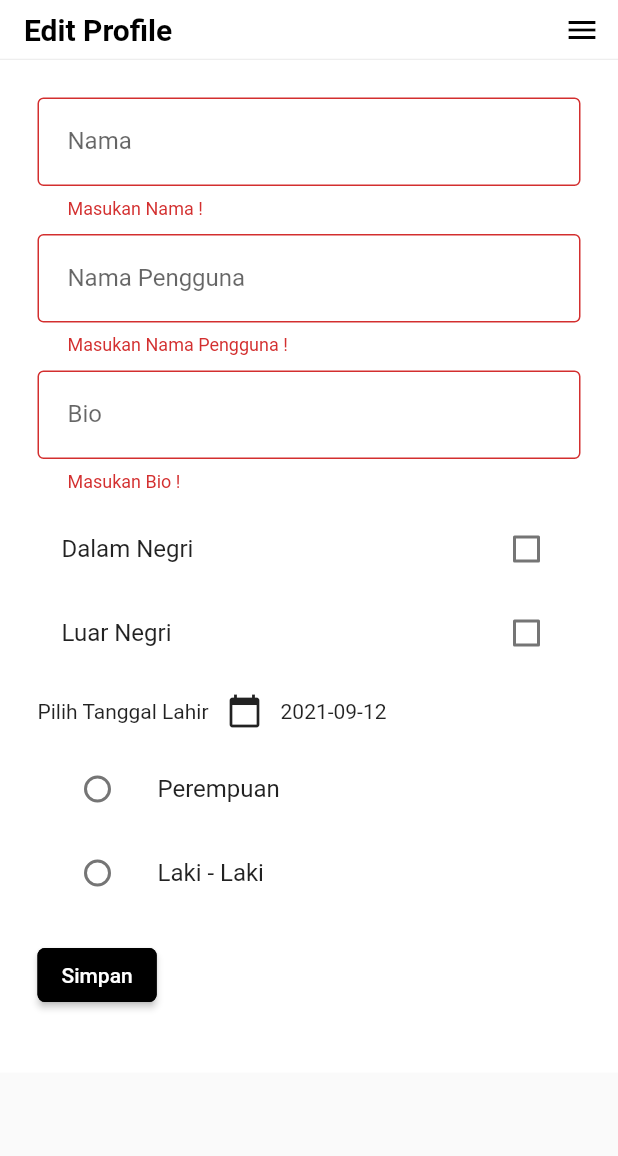
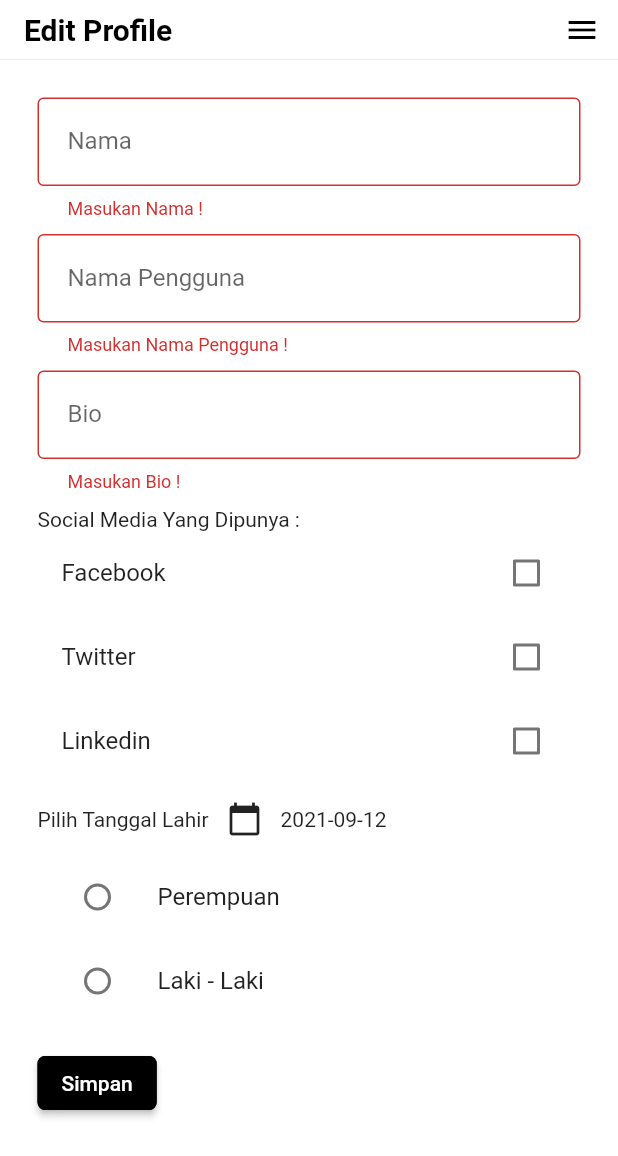
Before and after one commit to rafliandi13/MBKMSIFLUTTER, a Flutter app: the screen it shows after launch, after a tap on "Simpan", on a phone screen of 412 x 824 dp. Shown: the top 1156 px of the screen. Run offline on Flutter 3.47's test engine with Material 2 defaults, Android fonts, the phone set to English and light mode, and no system bars.

Commit message:
Penambahan Validation di CheckBox dan RadioButton

```diff
--- a/Tugas3/flutter_testapp/lib/screens/edit_profile_screen.dart
+++ b/Tugas3/flutter_testapp/lib/screens/edit_profile_screen.dart
@@ -8,26 +8,21 @@ enum SingingCharacter { lakilaki, perempuan }
 class _EditProfileScreenState extends State<EditProfile> {
   final GlobalKey<FormState> _formKey = GlobalKey<FormState>();
   bool isChecked = false;
-  bool dalamnegri = false;
-  bool luarnegri = false;
-
+  bool Facebook = false;
+  bool Twitter = false;
+  bool Linkedin = false;
   SingingCharacter? _character ;
   final Controller2 = TextEditingController();
   final Controller1 = TextEditingController();
   final Controller3 = TextEditingController();
-  int _counter = 0;
+  String? media;
   var formatter = new DateFormat('yyyy-MM-dd');
   DateTime fromDate =
   DateTime(DateTime.now().year, DateTime.now().month, DateTime.now().day);
   DateTime toDate =
   DateTime(DateTime.now().year, DateTime.now().month, DateTime.now().day);
-
-  void _incrementCounter() {
-    setState(() {
-      _counter++;
-    });
-  }
-
+  bool showErrorMessage = false;
+  bool showErrorMessageRadioButton = false;
   Future<DateTime> selectDate(BuildContext context, DateTime _date) async {
     final DateTime? picked = await showDatePicker(
       context: context,
@@ -137,29 +132,48 @@ class _EditProfileScreenState extends State<EditProfile> {
                               return null;
                             },
                           ),
+                          SizedBox(height: 10),
+                          Text("Social Media Yang Dipunya : "),
+                          CheckboxListTile(
+                            title: Text('Facebook'),
+                            value: Facebook,
+                            onChanged: (bool? value) {
+                              setState(() {
+                                Facebook = value!;
+                              });
+                            },
+                          ),
+                          CheckboxListTile(
+                            title: Text('Twitter'),
+                            value: Twitter,
+                            onChanged: (bool? value) {
+                              setState(() {
+                                Twitter = value!;
+                              });
+                            },
+                          ),
+                          CheckboxListTile(
+                            title: Text('Linkedin'),
+                            value: Linkedin,
+                            onChanged: (bool? value) {
+                              setState(() {
+                                Linkedin = value!;
+                              });
+                            },
+                          ),
+                          showErrorMessage ?
+                          Container(
+                              child: Padding(
+                                  padding: EdgeInsets.all(10.0),
+                                  child: Text('Pilih CheckBox!',style: TextStyle(color: Colors.red),)
+                              )
+                          )
+                              : Container(),
                         ],
                       )
                   ),
 
-                  SizedBox(height: 10),
-                  CheckboxListTile(
-                    title: Text('Dalam Negri'),
-                    value: dalamnegri,
-                    onChanged: (bool? value) {
-                      setState(() {
-                        dalamnegri = value!;
-                      });
-                    },
-                  ),
-                  CheckboxListTile(
-                    title: Text('Luar Negri'),
-                    value: luarnegri,
-                    onChanged: (bool? value) {
-                      setState(() {
-                        luarnegri = value!;
-                      });
-                    },
-                  ),
+
                   Row(
                     mainAxisAlignment: MainAxisAlignment.start,
                     children: [
@@ -195,6 +209,14 @@ class _EditProfileScreenState extends State<EditProfile> {
                       },
                     ),
                   ),
+                  showErrorMessageRadioButton ?
+                  Container(
+                      child: Padding(
+                          padding: EdgeInsets.all(10.0),
+                          child: Text('Pilih Salah Satu !',style: TextStyle(color: Colors.red),)
+                      )
+                  )
+                      : Container(),
                   Padding(
                     padding: const EdgeInsets.symmetric(vertical: 16.0),
                     child: ElevatedButton(
@@ -208,7 +230,7 @@ class _EditProfileScreenState extends State<EditProfile> {
                       onPressed: () {
                         // Validate will return true if the form is valid, or false if
                         // the form is invalid.
-                        String? media;
+
                         switch (_character) {
                           case SingingCharacter.lakilaki:
                             media = 'Laki - Laki';
@@ -219,6 +241,16 @@ class _EditProfileScreenState extends State<EditProfile> {
                         }
                         if (_formKey.currentState!.validate()) {
                           // Process data.
+                          if ( (Facebook != true && Twitter != true && Linkedin != true)){
+                            setState(() => showErrorMessage = true);
+                          }
+                          else if(media == null){
+                            setState(() => showErrorMessageRadioButton = true);
+                            setState(() => showErrorMessage = false);
+                          }
+                          else{
+                            setState(() => showErrorMessageRadioButton = false);
+                            setState(() => showErrorMessage = false);
                             showDialog(
                               context: context,
                               builder: (context) {
@@ -227,8 +259,9 @@ class _EditProfileScreenState extends State<EditProfile> {
                                   // TextEditingController.
                                   title: const Text('Apakah Anda Ingin Menyimpan Data ?'),
                                   content: Text('Nama : ' + Controller1.text+'\n' + 'Nama Pengguna: ' + Controller2.text +'\n'
-                                    'Bio : ' + Controller1.text + '\n'+ (dalamnegri ? 'Dalam Negri\n' : '') + (luarnegri ? 'Luar Negri\n' : '') +
-                                    'Tanggal Lahir : ' +'${formatter.format(fromDate)}\n' +
+                                      'Bio : ' + Controller1.text + '\n'+ 'Social Media : '+(Facebook ? 'Facebook' : '') + (Twitter ? ',Twitter' : '') +
+                                      (Linkedin ? ',Linkedin' : '') +
+                                      '\nTanggal Lahir : ' +'${formatter.format(fromDate)}\n' +
                                       'Gender : ' + media!
                                   ),
                                   actions: [
@@ -244,6 +277,8 @@ class _EditProfileScreenState extends State<EditProfile> {
                                 );
                               },
                             );
+                          }
+
                         }
                       },
                       child: const Text('Simpan'),
--- a/Tugas3/flutter_testapp/pubspec.yaml
+++ b/Tugas3/flutter_testapp/pubspec.yaml
@@ -29,6 +29,7 @@ dependencies:
   # Use with the CupertinoIcons class for iOS style icons.
   cupertino_icons: ^1.0.2
   intl: ^0.17.0
+  checkbox_formfield: ^0.1.0+3
 
 dev_dependencies:
   flutter_test:
```
Also changed, not shown: Tugas3/flutter_testapp/pubspec.lock. Lines whose indentation alone changed are shown as unchanged.
